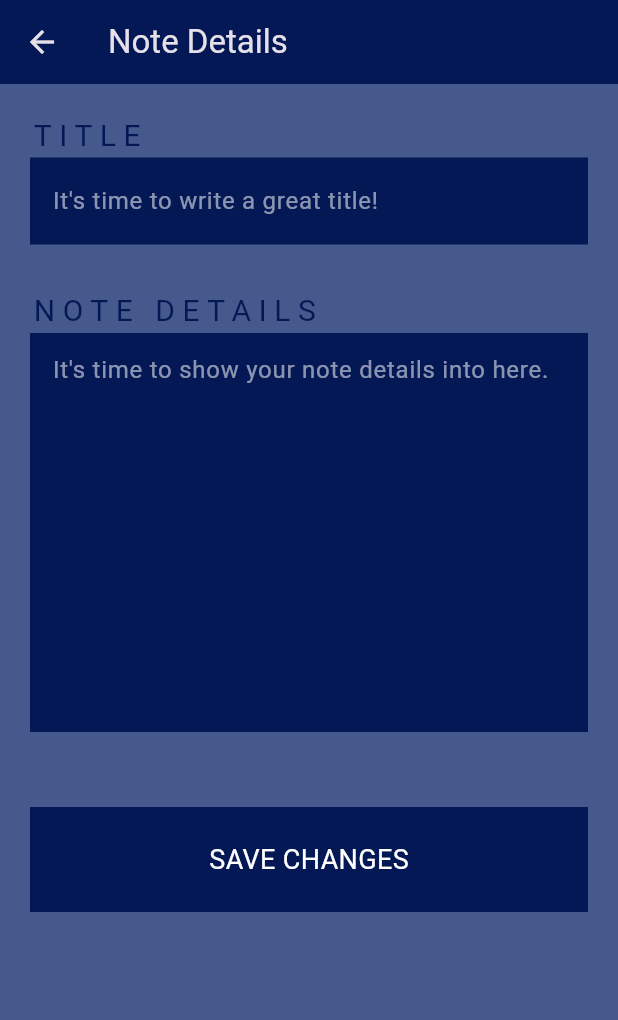
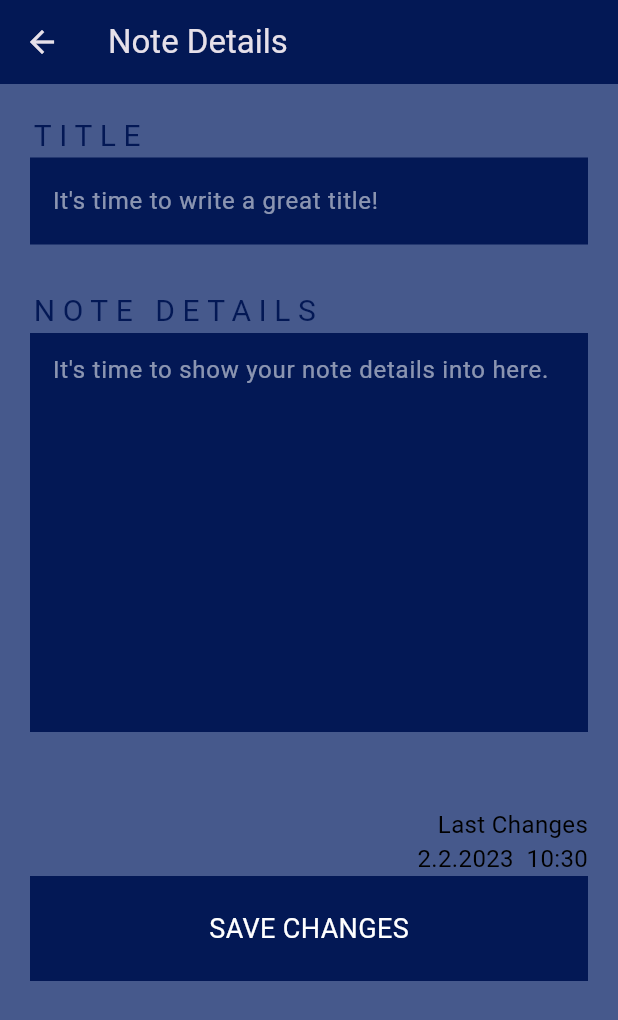
Before and after one commit to burakcevheroglu/Todo-List, a Flutter app: the NoteDetails screen opened directly with empty values, on a phone screen of 412 x 824 dp. Shown: the top 1020 px of the screen. Run offline on Flutter 3.47's test engine with Material 2 defaults, Android fonts, the phone set to English and light mode, and no system bars; our stand-ins replace flutter_riverpod, google_fonts.

Commit message:
last update before database

```diff
--- a/lib/notedetails.dart
+++ b/lib/notedetails.dart
@@ -16,7 +16,7 @@ class NoteDetails extends ConsumerWidget {
     TextEditingController noteController = TextEditingController(
       text: note.description
     );
-
+    String noteDateString = "${note.date.day}.${note.date.month}.${note.date.year}  ${note.date.hour}:${note.date.minute}";
 
     return Scaffold(
       backgroundColor: MyColors().grey,
@@ -26,6 +26,7 @@ class NoteDetails extends ConsumerWidget {
       ),
       body: Padding(
         padding: const EdgeInsets.all(20.0),
+        child: SingleChildScrollView(
           child: Column(
             crossAxisAlignment: CrossAxisAlignment.start,
             children: [
@@ -67,6 +68,14 @@ class NoteDetails extends ConsumerWidget {
                 ),
               ),
               const SizedBox(height: 50,),
+              Column(
+                crossAxisAlignment: CrossAxisAlignment.end,
+                children: [
+                  Container(width: double.infinity),
+                  Text('Last Changes', style: TextStyle(color: Colors.black, fontSize: 16),),
+                  Text(noteDateString, style: TextStyle(color: Colors.black, fontSize: 16),),
+                ],
+              ),
               Container(
                 width: double.infinity,
                 height: 70,
@@ -74,12 +83,14 @@ class NoteDetails extends ConsumerWidget {
                 child: InkWell(onTap: (){
                   note.title = titleController.text;
                   note.description = noteController.text;
-                Navigator.pop(context);
+                  NoteModel newNote = NoteModel(id: note.id, title: titleController.text, description: noteController.text, date: DateTime.now());
+                  Navigator.pop(context, newNote);
                 }, child: const Center(child: Text('SAVE CHANGES',style: TextStyle(color: Colors.white,fontSize: 18),))),
               )
             ],
           ),
         ),
+      ),
     );
   }
 }
--- a/lib/notemodel.dart
+++ b/lib/notemodel.dart
@@ -8,23 +8,25 @@ class NoteModel{
   String title;
   String description;
   bool completed;
+  DateTime date;
 
   void completeReverse(){
     completed = !completed;
     print(completed);
   }
 
-  NoteModel({required this.id ,required this.title,required this.description, this.completed = false});
+
+  NoteModel({required this.id ,required this.title,required this.description, this.completed = false, required this.date});
 }
 
 class NoteNotifier extends ChangeNotifier{
   final List<NoteModel> _notes =[
-    NoteModel(id: 0 ,title: 'Daily Meeting with Team', description: "same as title"),
-    NoteModel(id: 1 ,title: '1', description: "same as title"),
-    NoteModel(id: 2 ,title: '2', description: "same as title", completed: true),
-    NoteModel(id: 3 ,title: '3', description: "same as title"),
-    NoteModel(id: 4 ,title: '4', description: "same as title"),
-    NoteModel(id: 5 ,title: '5', description: "same as title"),
+    NoteModel(id: 0 ,title: 'Daily Meeting with Team', description: "same as title", date: DateTime.now()),
+    NoteModel(id: 1 ,title: '1', description: "same as title", date: DateTime.now()),
+    NoteModel(id: 2 ,title: '2', description: "same as title", completed: true, date: DateTime.now()),
+    NoteModel(id: 3 ,title: '3', description: "same as title", completed: true,date: DateTime.now()),
+    NoteModel(id: 4 ,title: '4', description: "same as title", date: DateTime.now()),
+    NoteModel(id: 5 ,title: '5', description: "same as title", date: DateTime.now()),
   ];
 
   List<NoteModel> get notes => _notes;
@@ -36,6 +38,13 @@ class NoteNotifier extends ChangeNotifier{
 
  void changeCompleted(NoteModel note){
    note.completeReverse();
+   notifyListeners();
+ }
+
+ void makeChanges(NoteModel note, NoteModel changes){
+   note.title = changes.title;
+   note.description = changes.description;
+   note.date = changes.date;
    notifyListeners();
  }
 
```
Also changed, not shown: lib/homepage.dart (+5 -4 lines). Lines whose indentation alone changed are shown as unchanged.
